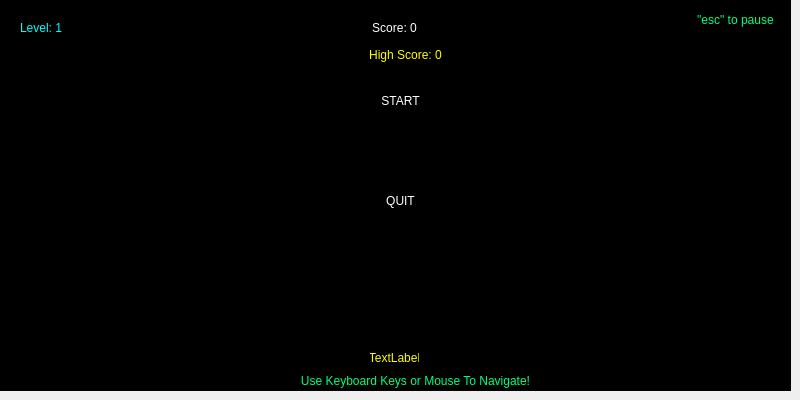
Before: the Qt Designer form main.ui in gudarzi/QtSnake, drawn with Qt 5.
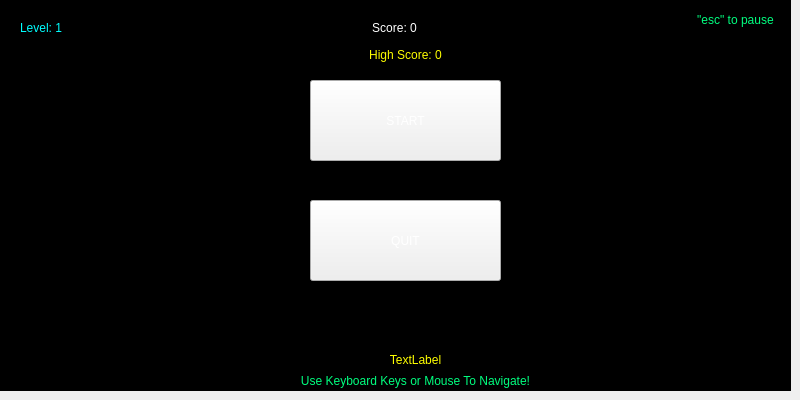
After: the same form once the commit is applied.

Commit message: Address review: remove redundant UI settings and convert menu to QPushButton

What changed in the file:
```diff
--- a/main.ui
+++ b/main.ui
@@ -114,10 +114,10 @@
    <widget class="QLabel" name="powerUpLabel">
     <property name="geometry">
      <rect>
-      <x>370</x>
+      <x>280</x>
       <y>350</y>
-      <width>49</width>
-      <height>16</height>
+      <width>271</width>
+      <height>20</height>
      </rect>
     </property>
     <property name="styleSheet">
@@ -156,47 +156,6 @@
      <number>-1</number>
     </property>
    </widget>
-   <widget class="QLabel" name="start_button">
-    <property name="geometry">
-     <rect>
-      <x>350</x>
-      <y>80</y>
-      <width>101</width>
-      <height>41</height>
-     </rect>
-    </property>
-    <property name="styleSheet">
-     <string notr="true">color: white</string>
-    </property>
-    <property name="text">
-     <string>START</string>
-    </property>
-    <property name="textFormat">
-     <enum>Qt::TextFormat::AutoText</enum>
-    </property>
-    <property name="alignment">
-     <set>Qt::AlignmentFlag::AlignCenter</set>
-    </property>
-   </widget>
-   <widget class="QLabel" name="quit_button">
-    <property name="geometry">
-     <rect>
-      <x>320</x>
-      <y>160</y>
-      <width>161</width>
-      <height>81</height>
-     </rect>
-    </property>
-    <property name="styleSheet">
-     <string notr="true">color: white</string>
-    </property>
-    <property name="text">
-     <string>QUIT</string>
-    </property>
-    <property name="alignment">
-     <set>Qt::AlignmentFlag::AlignCenter</set>
-    </property>
-   </widget>
    <widget class="QLabel" name="dummy_text">
     <property name="geometry">
      <rect>
@@ -216,6 +175,40 @@
      <set>Qt::AlignmentFlag::AlignCenter</set>
     </property>
    </widget>
+   <widget class="QPushButton" name="start_button">
+    <property name="geometry">
+     <rect>
+      <x>310</x>
+      <y>80</y>
+      <width>191</width>
+      <height>81</height>
+     </rect>
+    </property>
+    <property name="styleSheet">
+     <string notr="true">color: rgb(255, 255, 255);
+font: 18pt &quot;Segoe UI&quot;;</string>
+    </property>
+    <property name="text">
+     <string>START</string>
+    </property>
+   </widget>
+   <widget class="QPushButton" name="quit_button">
+    <property name="geometry">
+     <rect>
+      <x>310</x>
+      <y>200</y>
+      <width>191</width>
+      <height>81</height>
+     </rect>
+    </property>
+    <property name="styleSheet">
+     <string notr="true">color: rgb(255, 255, 255);
+font: 18pt &quot;Segoe UI&quot;;</string>
+    </property>
+    <property name="text">
+     <string>QUIT</string>
+    </property>
+   </widget>
    <zorder>graphicsView</zorder>
    <zorder>scoreLabel</zorder>
    <zorder>escLabel</zorder>
```
Left out of the diff: 2 changed lines with no effect on the pictures. The commit also changes 1 other file.
